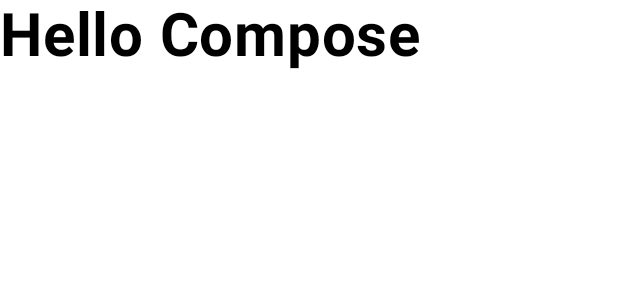
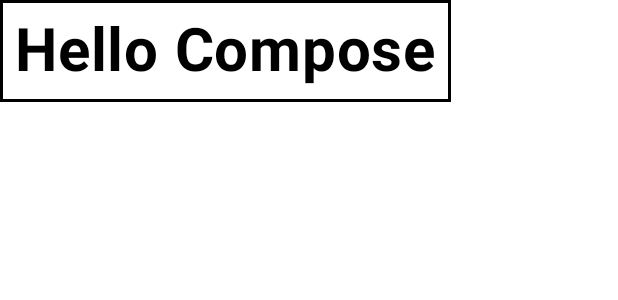
Before and after one commit to KirKor-gh/ModifierDemo, an Android app built with Jetpack Compose: the @Preview function DefaultPreview, on a phone screen of 412 x 824 dp. Shown: the top 300 px of the screen. Run offline under Robolectric (Android 15) with nearby library versions, the phone set to English and light mode, and no system bars.

Commit message:
Create modifier

```diff
--- a/app/src/main/java/com/example/modifierdemo/MainActivity.kt
+++ b/app/src/main/java/com/example/modifierdemo/MainActivity.kt
@@ -4,6 +4,7 @@ import android.os.Bundle
 import androidx.activity.ComponentActivity
 import androidx.activity.compose.setContent
 import androidx.activity.enableEdgeToEdge
+import androidx.compose.foundation.border
 import androidx.compose.foundation.layout.fillMaxSize
 import androidx.compose.foundation.layout.padding
 import androidx.compose.material3.Scaffold
@@ -14,6 +15,7 @@ import androidx.compose.ui.graphics.Color
 import androidx.compose.ui.unit.sp
 import androidx.compose.ui.text.font.FontWeight
 import androidx.compose.ui.tooling.preview.Preview
+import androidx.compose.ui.unit.dp
 import com.example.modifierdemo.ui.theme.ModifierDemoTheme
 class MainActivity : ComponentActivity() {
     override fun onCreate(savedInstanceState: Bundle?) {
@@ -30,8 +32,12 @@ class MainActivity : ComponentActivity() {
 }
 @Composable
 fun DemoScreen(modifier: Modifier = Modifier) {
+    val mymodifier = modifier
+        .border(width = 2.dp, color = Color.Black)
+        .padding(all = 10.dp)
     Text(
         "Hello Compose",
+        modifier = mymodifier,
         fontSize = 40.sp,
         fontWeight = FontWeight.Bold
     )
```
